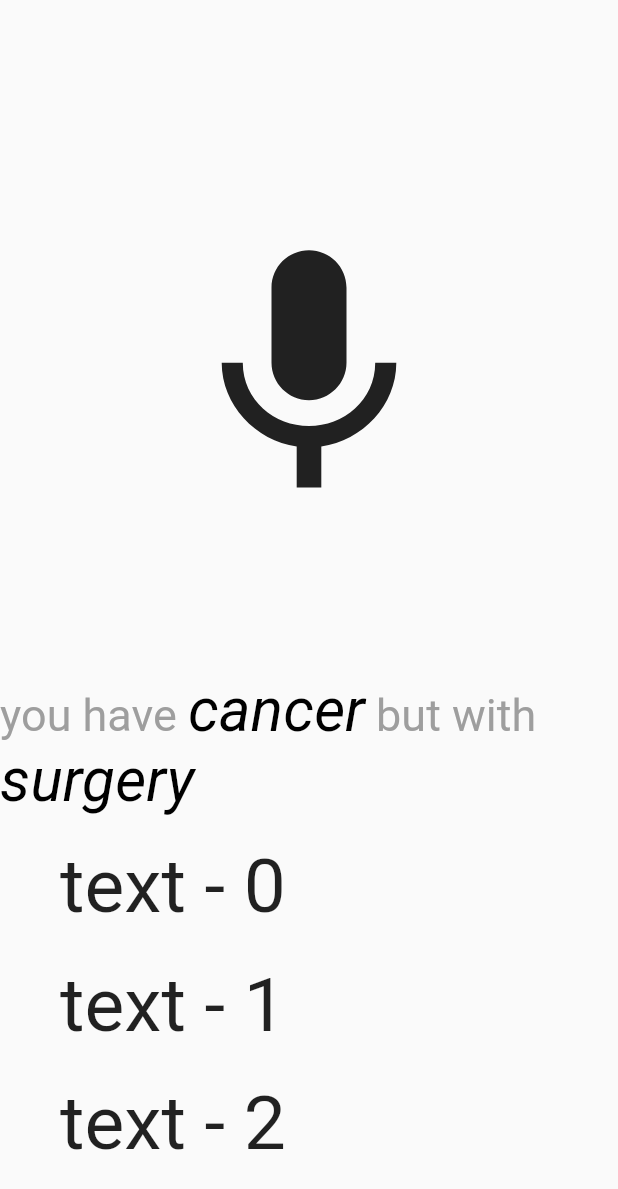
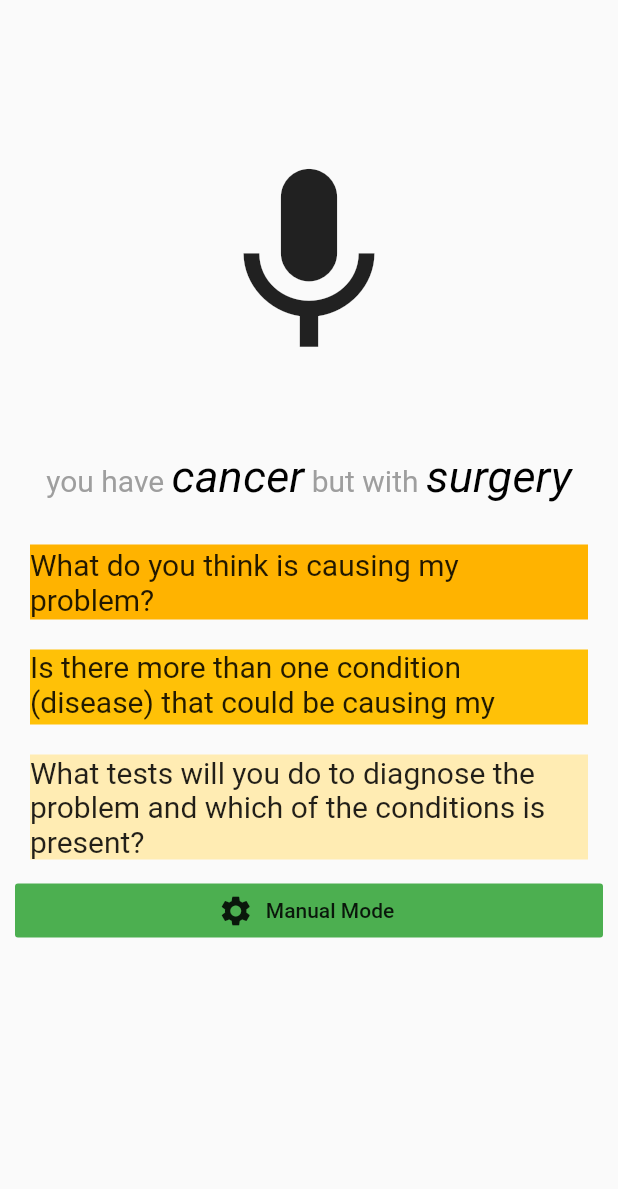
Before and after one commit to Phoenicians-Team/pdi_project, a Flutter app: the screen it shows after launch, on a phone screen of 412 x 824 dp. Shown: the top 1189 px of the screen. Run offline on Flutter 3.47's test engine with Material 2 defaults, Android fonts, the phone set to English and light mode, and no system bars.

Commit message:
refactor home screen

```diff
--- a/lib/main.dart
+++ b/lib/main.dart
@@ -1,4 +1,5 @@
 import 'package:flutter/material.dart';
+
 
 void main() => runApp(MyApp());
 
@@ -22,11 +23,17 @@ class ActiveListening extends StatelessWidget {
         body: Column(
       children: <Widget>[
         Container(
-          child: Icon(
-            Icons.mic,
-            size: 200.0,
+          child: GestureDetector(
+            child: Icon(
+              Icons.mic,
+              size: 150.0,
+            ),
+            onTap: () {
+              print("tap");
+            },
+            // padding: EdgeInsets.only(top: 150, bottom: 100),
           ),
-          padding: EdgeInsets.only(top: 150, bottom: 100),
+          padding: EdgeInsets.only(top: 100, bottom: 50),
         ),
         Padding(
           padding: const EdgeInsets.only(bottom: 18.0),
@@ -37,45 +44,80 @@ class ActiveListening extends StatelessWidget {
                 children: [
                   TextSpan(
                     text: 'you have ',
-                    style: TextStyle(fontSize: 30, color: Colors.grey),
+                    style: TextStyle(fontSize: 20, color: Colors.grey),
                   ),
                   TextSpan(
                     text: 'cancer',
                     style: TextStyle(
-                        fontSize: 40,
+                        fontSize: 30,
                         fontStyle: FontStyle.italic,
                         color: Colors.black),
                   ),
                   TextSpan(
                     text: ' but with ',
-                    style: TextStyle(fontSize: 30, color: Colors.grey),
+                    style: TextStyle(fontSize: 20, color: Colors.grey),
                   ),
                   TextSpan(
                     text: 'surgery',
                     style: TextStyle(
-                        fontSize: 40,
+                        fontSize: 30,
                         fontStyle: FontStyle.italic,
                         color: Colors.black),
                   ),
+
                 ],
               ),
             ),
           ),
         ),
         Expanded(
-            child: ListView.builder(
-          itemCount: 3,
-          itemBuilder: (context, item) {
-            return Padding(
-              padding: const EdgeInsets.only(left: 40.0, bottom: 20.0),
-              child: Text(
-                "text - $item",
-                style: TextStyle(
-                  fontSize: 50,
+            child: ListView(
+          padding: const EdgeInsets.only(left: 10.0, right: 10.0, bottom: 20.0),
+          children: <Widget>[
+            Padding(
+              padding: const EdgeInsets.all(10.0),
+              child: Container(
+                height: 50,
+                color: Colors.amber[600],
+                child: const Center(
+                  child: Text('What do you think is causing my problem?',
+                      style: TextStyle(fontSize: 20)),
                 ),
               ),
-            );
-          },
+            ),
+            Padding(
+              padding: const EdgeInsets.all(10.0),
+              child: Container(
+                height: 50,
+                color: Colors.amber[500],
+                child: const Center(
+                    child: Text(
+                        'Is there more than one condition (disease) that could be causing my problem?',
+                        style: TextStyle(fontSize: 20))),
+              ),
+            ),
+            Padding(
+              padding: const EdgeInsets.all(10.0),
+              child: Container(
+                height: 70,
+                color: Colors.amber[100],
+                child: const Center(
+                    child: Text(
+                        'What tests will you do to diagnose the problem and which of the conditions is present?',
+                        style: TextStyle(fontSize: 20))),
+              ),
+            ),
+            Container(
+                child: FlatButton.icon(
+              color: Colors.green,
+              icon: Icon(Icons.settings),
+              label: Text('Manual Mode'), //`Text` to display
+              onPressed: () {
+                //Code to execute when Floating Action Button is clicked
+                //...
+              },
+            )),
+          ],
         )),
       ],
     ));
```
Also changed, not shown: pubspec.yaml (+40 -44 lines), pubspec.lock.
